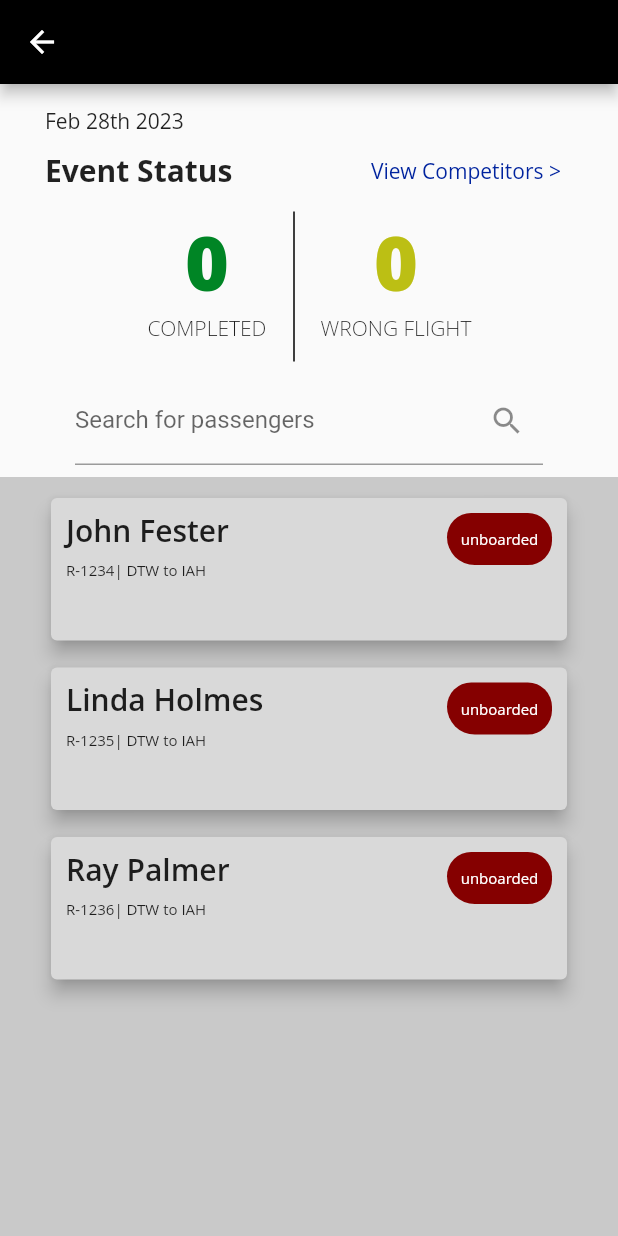
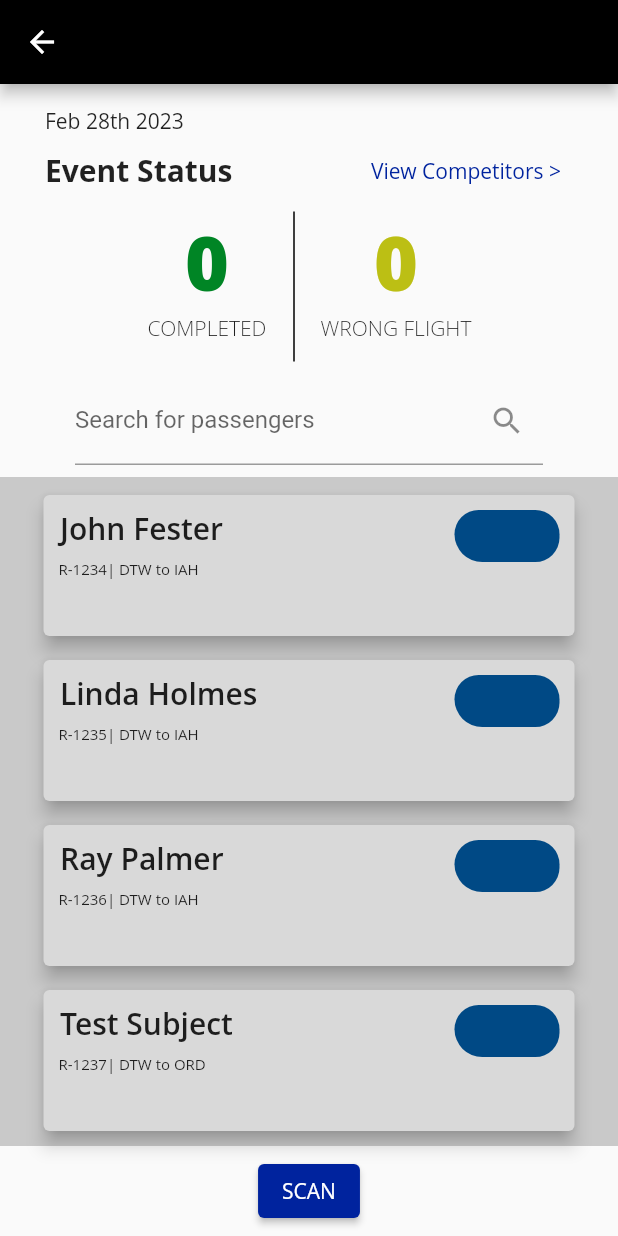
Before and after one commit to ejmalzone/team-united-airlines-airport-operations, a Flutter app: the BaggageRoute screen opened by its route, after a tap on the "arrow right" icon, on a phone screen of 412 x 824 dp. Run offline on Flutter 3.47's test engine with Material 2 defaults, Android fonts, the phone set to English and light mode, and no system bars; our stand-ins replace camera, date_field, jiffy; missing offline and left inert: qr_bar_code_scanner_dialog, requests, scan; Roboto replaces fonts that are missing (Open Sans).

Commit message:
added scan button

```diff
--- a/airportops_frontend/lib/rampservices/event_details.dart
+++ b/airportops_frontend/lib/rampservices/event_details.dart
@@ -162,6 +162,25 @@ class EventRoute extends StatelessWidget {
                   }),
                 ),
               ),
+            ),
+            SizedBox(
+              height: 60,
+              child: Center(
+                  child: ElevatedButton(
+                onPressed: () async {
+                  print("SCAN");
+                },
+                style: ElevatedButton.styleFrom(
+                  foregroundColor: Colors.white,
+                  backgroundColor: Color(0xFF00239E),
+                ),
+                child: Text(
+                  "SCAN",
+                  style: TextStyle(
+                    fontFamily: 'Open Sans',
+                  ),
+                ),
+              )),
             )
           ],
         ),
@@ -182,13 +201,13 @@ class PCard extends StatelessWidget {
         print('tapped card');
       },
       child: Padding(
-        padding: EdgeInsetsDirectional.fromSTEB(30, 10, 30, 0),
+        padding: EdgeInsetsDirectional.fromSTEB(25, 8, 25, 0),
         child: Card(
           clipBehavior: Clip.antiAliasWithSaveLayer,
           color: Color(0xFFD9D9D9),
           elevation: 5,
           child: Padding(
-            padding: EdgeInsetsDirectional.fromSTEB(0, 0, 0, 10),
+            padding: EdgeInsetsDirectional.fromSTEB(0, 0, 0, 8),
             child: Row(
               mainAxisSize: MainAxisSize.max,
               mainAxisAlignment: MainAxisAlignment.spaceBetween,
@@ -200,7 +219,7 @@ class PCard extends StatelessWidget {
                   crossAxisAlignment: CrossAxisAlignment.start,
                   children: [
                     Padding(
-                      padding: EdgeInsetsDirectional.fromSTEB(10, 8, 0, 0),
+                      padding: EdgeInsetsDirectional.fromSTEB(11, 9, 0, 0),
                       child: Text(
                         p.fullName,
                         style: TextStyle(
@@ -236,7 +255,7 @@ class PCard extends StatelessWidget {
                         width: 70,
                         height: 34.7,
                         decoration: BoxDecoration(
-                          color: Color(0xFF850000),
+                          color: Color.fromARGB(255, 0, 73, 133),
                           borderRadius: BorderRadius.only(
                             bottomLeft: Radius.circular(23),
                             bottomRight: Radius.circular(20),
@@ -246,14 +265,14 @@ class PCard extends StatelessWidget {
                         ),
                         child: Align(
                           alignment: AlignmentDirectional(0, 0),
-                          child: Text(
-                            p.status.name,
-                            style: TextStyle(
-                                fontFamily: 'Open Sans',
-                                color: Colors.white,
-                                fontWeight: FontWeight.w500,
-                                fontSize: 10),
-                          ),
+                          // child: Text(
+                          //   p.status.name,
+                          //   style: TextStyle(
+                          //       fontFamily: 'Open Sans',
+                          //       color: Colors.white,
+                          //       fontWeight: FontWeight.w500,
+                          //       fontSize: 10),
+                          // ),
                         ),
                       ),
                     ),
--- a/airportops_frontend/lib/rampservices/rampservices_profile.dart
+++ b/airportops_frontend/lib/rampservices/rampservices_profile.dart
@@ -47,8 +47,20 @@ class BaggageRoute extends StatelessWidget {
       citizenship: "USA",
       seat: "125");
 
-  late List<Passenger> l1 = [p1, p2, p3];
-  late List<Passenger> l2 = [p2, p3];
+  Passenger p4 = Passenger(
+      nameFirst: "Test",
+      nameLast: "Subject",
+      reservationNum: 1237,
+      birthday: DateTime(1921, 7, 12),
+      flightSource: "DTW",
+      flightSourceDate: DateTime(2023, 6, 5),
+      flightDestination: "ORD",
+      flightDestinationDate: DateTime(2023, 5, 5),
+      citizenship: "USA",
+      seat: "198");
+
+  late List<Passenger> l1 = [p1, p2, p3, p4];
+  late List<Passenger> l2 = [p2, p3, p4];
 
   late Event e1 = Event("Line Dancing", 0, 0, 0, l1, [], []);
   late Event e2 = Event("Cowboy Rodeo", 0, 15, 0, l2, [], []);
```
